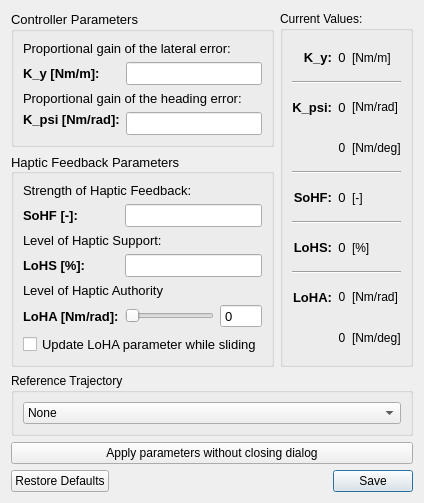
Above: modules/hapticcontrollermanager/hapticcontrollermanager_controllers/ui/fdca_settings_ui.ui from tud-hri/joan before the change. Below: the same form after it.
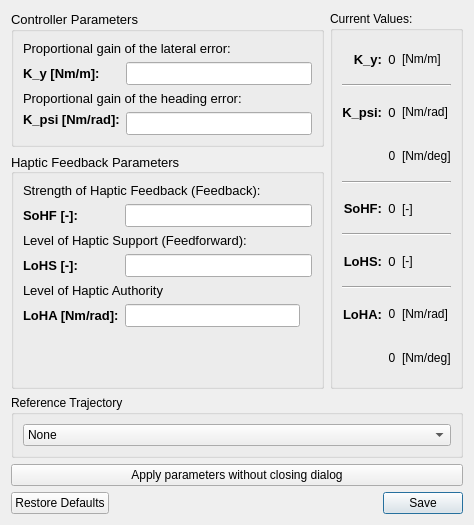
That is the form after the change.

Commit message: Fixed both FDCA and TC controller

```diff
--- a/modules/hapticcontrollermanager/hapticcontrollermanager_controllers/ui/fdca_settings_ui.ui
+++ b/modules/hapticcontrollermanager/hapticcontrollermanager_controllers/ui/fdca_settings_ui.ui
@@ -6,8 +6,8 @@
    <rect>
     <x>0</x>
     <y>0</y>
-    <width>412</width>
-    <height>487</height>
+    <width>474</width>
+    <height>525</height>
    </rect>
   </property>
   <property name="windowTitle">
@@ -268,19 +268,6 @@
       <set>Qt::AlignLeading|Qt::AlignLeft|Qt::AlignVCenter</set>
      </property>
      <layout class="QGridLayout" name="gridLayout_6">
-      <item row="2" column="0">
-       <spacer name="verticalSpacer_2">
-        <property name="orientation">
-         <enum>Qt::Vertical</enum>
-        </property>
-        <property name="sizeHint" stdset="0">
-         <size>
-          <width>20</width>
-          <height>40</height>
-         </size>
-        </property>
-       </spacer>
-      </item>
       <item row="0" column="0">
        <layout class="QGridLayout" name="gridLayout_5">
         <item row="1" column="0">
@@ -307,7 +294,7 @@
            </font>
           </property>
           <property name="text">
-           <string>LoHS [%]:</string>
+           <string>LoHS [-]:</string>
           </property>
          </widget>
         </item>
@@ -335,7 +322,7 @@
            </font>
           </property>
           <property name="text">
-           <string>Strength of Haptic Feedback:</string>
+           <string>Strength of Haptic Feedback (Feedback):</string>
           </property>
           <property name="alignment">
            <set>Qt::AlignLeading|Qt::AlignLeft|Qt::AlignTop</set>
@@ -352,7 +339,7 @@
            </font>
           </property>
           <property name="text">
-           <string>Level of Haptic Support:</string>
+           <string>Level of Haptic Support (Feedforward):</string>
           </property>
          </widget>
         </item>
@@ -370,46 +357,6 @@
           </property>
          </widget>
         </item>
-        <item row="6" column="3">
-         <widget class="QSpinBox" name="spin_loha">
-          <property name="font">
-           <font>
-            <kerning>true</kerning>
-           </font>
-          </property>
-          <property name="frame">
-           <bool>true</bool>
-          </property>
-          <property name="buttonSymbols">
-           <enum>QAbstractSpinBox::NoButtons</enum>
-          </property>
-          <property name="accelerated">
-           <bool>false</bool>
-          </property>
-          <property name="keyboardTracking">
-           <bool>false</bool>
-          </property>
-          <property name="maximum">
-           <number>50</number>
-          </property>
-         </widget>
-        </item>
-        <item row="6" column="1" colspan="2">
-         <widget class="QSlider" name="slider_loha">
-          <property name="sizePolicy">
-           <sizepolicy hsizetype="Minimum" vsizetype="Fixed">
-            <horstretch>0</horstretch>
-            <verstretch>0</verstretch>
-           </sizepolicy>
-          </property>
-          <property name="maximum">
-           <number>50</number>
-          </property>
-          <property name="orientation">
-           <enum>Qt::Horizontal</enum>
-          </property>
-         </widget>
-        </item>
         <item row="3" column="1" colspan="3">
          <widget class="QLineEdit" name="edit_lohs">
           <property name="sizePolicy">
@@ -440,14 +387,23 @@
           </property>
          </widget>
         </item>
+        <item row="6" column="1">
+         <widget class="QLineEdit" name="edit_loha"/>
+        </item>
        </layout>
       </item>
       <item row="1" column="0">
-       <widget class="QCheckBox" name="checkbox_tuning_loha">
-        <property name="text">
-         <string>Update LoHA parameter while sliding</string>
+       <spacer name="verticalSpacer_2">
+        <property name="orientation">
+         <enum>Qt::Vertical</enum>
         </property>
-       </widget>
+        <property name="sizeHint" stdset="0">
+         <size>
+          <width>20</width>
+          <height>40</height>
+         </size>
+        </property>
+       </spacer>
       </item>
      </layout>
     </widget>
@@ -651,7 +607,7 @@
         <item row="11" column="2">
          <widget class="QLabel" name="label_12">
           <property name="text">
-           <string>[%]</string>
+           <string>[-]</string>
           </property>
          </widget>
         </item>
```
The commit also changes 8 other files.
